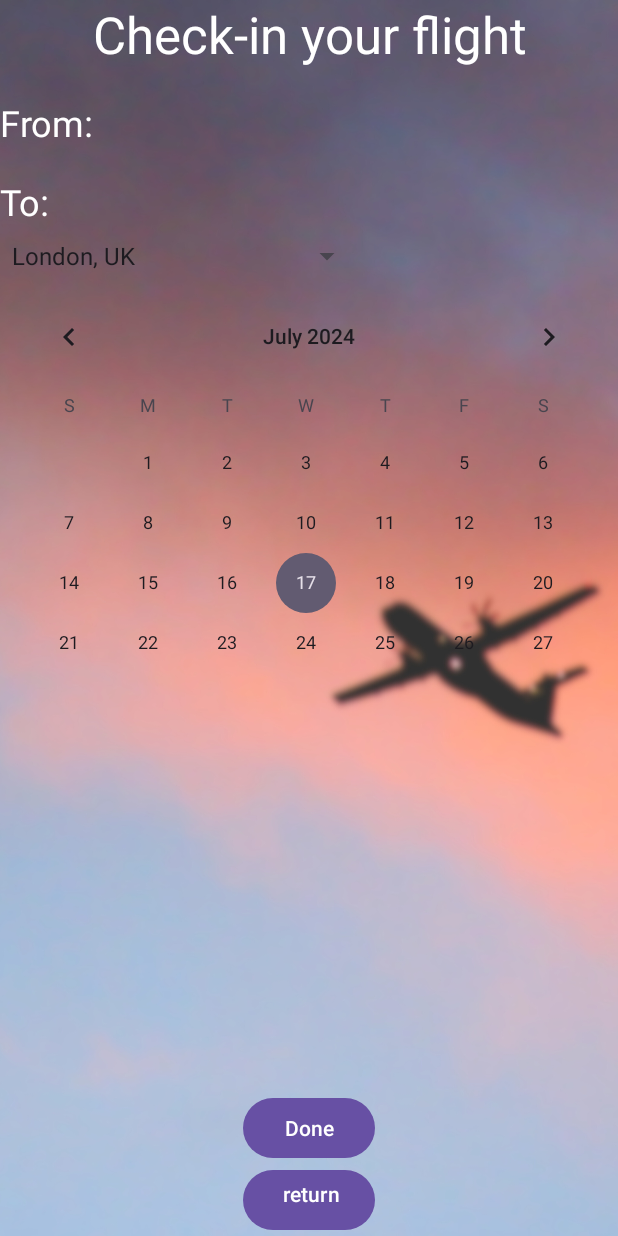
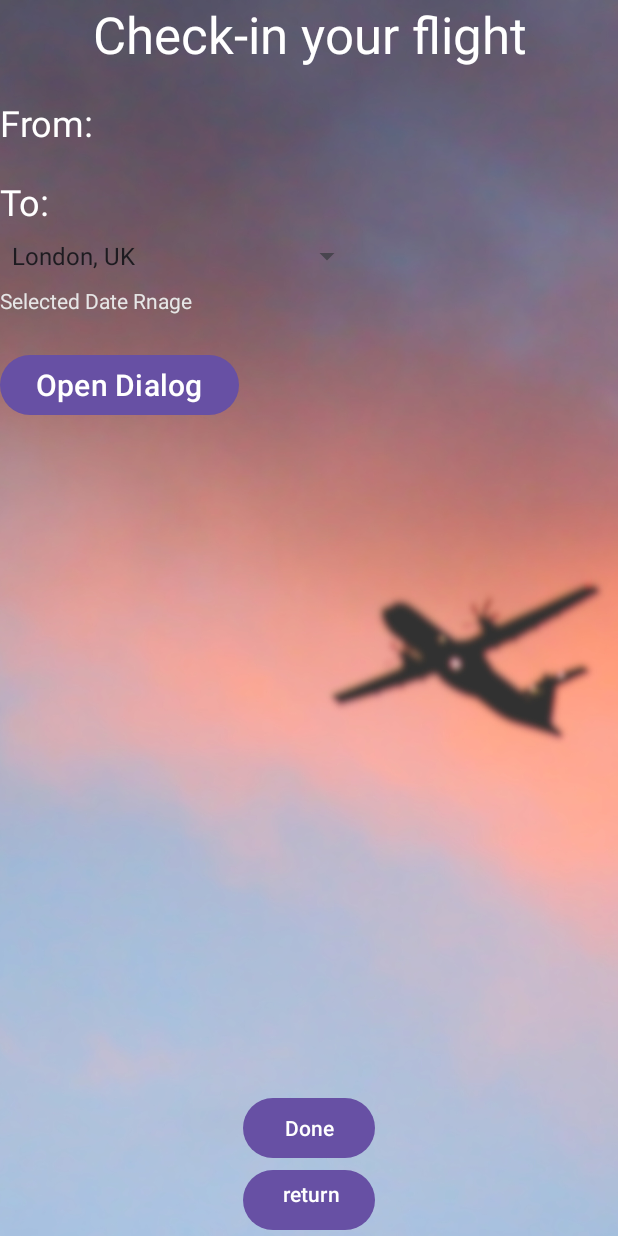
Before and after one commit to IsrOrel/CS_2021---TravelWithMe, an Android app: the Add_flight screen opened through its navigation route, on a phone screen of 412 x 824 dp. Run offline under Robolectric (Android 15) with nearby library versions, the phone set to English and light mode, and no system bars.

Commit message:
Updated build.gradle.kts

```diff
--- a/app/src/main/java/com/example/travelwithme/Add_flight.kt
+++ b/app/src/main/java/com/example/travelwithme/Add_flight.kt
@@ -5,24 +5,35 @@ import android.view.LayoutInflater
 import android.view.View
 import android.view.ViewGroup
 import android.widget.ArrayAdapter
+import android.widget.Button
 import android.widget.Spinner
+import android.widget.TextView
 import androidx.fragment.app.Fragment
 import androidx.navigation.fragment.findNavController
 import com.example.travelwithme.databinding.AddFlightBinding
+import com.google.android.material.datepicker.MaterialDatePicker
+import java.text.SimpleDateFormat
+import java.util.Date
+import java.util.Locale
 
 class Add_flight : Fragment() {
-    private var __binding : AddFlightBinding? = null
-    private val binding get() = __binding!!
+    private lateinit var selectedDate: TextView
+    private lateinit var datePicker: Button
+    private var _binding: AddFlightBinding? = null
+    private val binding get() = _binding!!
+
     override fun onCreateView(
         inflater: LayoutInflater,
         container: ViewGroup?,
         savedInstanceState: Bundle?
     ): View {
-        __binding=AddFlightBinding.inflate(inflater,container,false)
+        _binding = AddFlightBinding.inflate(inflater, container, false)
         return binding.root
     }
-    override fun onViewCreated(view: android.view.View, savedInstanceState: android.os.Bundle?) {
+
+    override fun onViewCreated(view: View, savedInstanceState: Bundle?) {
         super.onViewCreated(view, savedInstanceState)
+
         val citiesSpinner: Spinner = binding.citiesspinner
         val adapter: ArrayAdapter<CharSequence> = ArrayAdapter.createFromResource(
             requireContext(),
@@ -35,14 +46,35 @@ class Add_flight : Fragment() {
         binding.doneBtn.setOnClickListener {
             findNavController().navigate(R.id.action_add_flight_to_add_Hotel)
         }
+
         binding.return1.setOnClickListener {
             findNavController().navigate(R.id.action_add_flight_to_my_Trips)
         }
 
+        selectedDate = binding.selectedDate
+        datePicker = binding.datePicker
+        datePicker.setOnClickListener { datePickerDialog() }
+    }
+
+    private fun datePickerDialog() {
+        val builder = MaterialDatePicker.Builder.datePicker()
+        builder.setTitleText("Select a date")
+
+        val datePicker = builder.build()
+        datePicker.addOnPositiveButtonClickListener { selection ->
+            // Formatting the selected date as a string
+            val sdf = SimpleDateFormat("dd/MM/yyyy", Locale.getDefault())
+            val selectedDateString = sdf.format(Date(selection))
+
+            // Displaying the selected date in the TextView
+            selectedDate.text = selectedDateString
+        }
+
+        datePicker.show(parentFragmentManager, "datePicker")
     }
 
     override fun onDestroyView() {
         super.onDestroyView()
-        __binding = null
+        _binding = null
     }
 }
--- a/app/src/main/res/layout/add__flight.xml
+++ b/app/src/main/res/layout/add__flight.xml
@@ -1,5 +1,6 @@
 <?xml version="1.0" encoding="utf-8"?>
 <LinearLayout xmlns:android="http://schemas.android.com/apk/res/android"
+    xmlns:app="http://schemas.android.com/apk/res-auto"
     xmlns:tools="http://schemas.android.com/tools"
     android:layout_width="match_parent"
     android:layout_height="match_parent"
@@ -40,10 +41,26 @@
      android:layout_width="wrap_content"
      android:layout_height="40dp" />
 
- <CalendarView
-     android:id="@+id/calendarView"
-     android:layout_width="match_parent"
-     android:layout_height="243dp" />
+ <TextView
+     android:id="@+id/selectedDate"
+     android:layout_width="184dp"
+     android:layout_height="42dp"
+     android:text="Selected Date Rnage"
+     android:textColor="@color/white"
+     app:layout_constraintEnd_toEndOf="parent"
+     app:layout_constraintStart_toStartOf="parent"
+     app:layout_constraintTop_toTopOf="parent" />
+
+ <Button
+     android:id="@+id/datePicker"
+     android:layout_width="wrap_content"
+     android:layout_height="wrap_content"
+     android:layout_marginBottom="172dp"
+     android:text="Open Dialog"
+     android:textSize="20sp"
+     app:layout_constraintBottom_toBottomOf="parent"
+     app:layout_constraintEnd_toEndOf="parent"
+     app:layout_constraintStart_toStartOf="parent" />
 
  <LinearLayout
      android:layout_width="match_parent"
--- a/app/src/main/res/layout/home_screen.xml
+++ b/app/src/main/res/layout/home_screen.xml
@@ -6,7 +6,7 @@
     android:layout_height="match_parent"
     android:orientation="vertical"
     tools:context=".Home_screen"
-    android:background="@drawable/Travel_Back">
+    android:background="@drawable/travel_back">
 <androidx.cardview.widget.CardView
     android:layout_width="match_parent"
     android:layout_height="wrap_content"
--- a/app/src/main/res/layout/my__trips.xml
+++ b/app/src/main/res/layout/my__trips.xml
@@ -5,7 +5,7 @@
     android:layout_height="match_parent"
     android:orientation="vertical"
     tools:context=".My_Trips"
-    android:background="@drawable/Travel_Back">
+    android:background="@drawable/travel_back">
 
     <Button
         android:id="@+id/AddTrip"
```
Also changed, not shown: app/build.gradle.kts (+16 -6 lines), gradle/libs.versions.toml (+7 -1 lines), gradle/wrapper/gradle-wrapper.properties.
